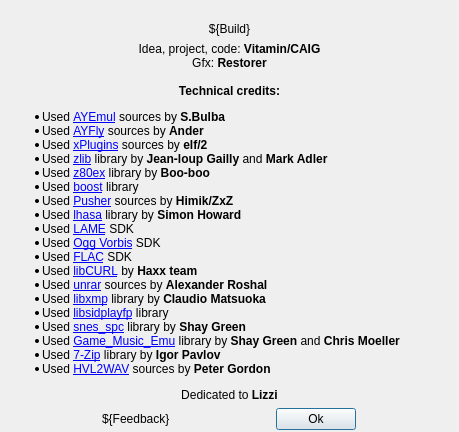
Old version of the form apps/zxtune-qt/ui/informational/aboutdialog.ui in the repository vitamin-caig/zxtune.
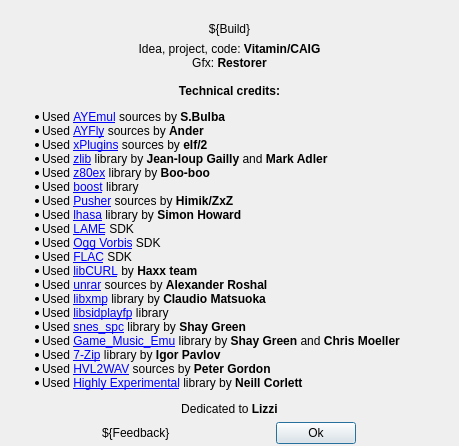
New version of the form. Icons and pictures are not drawn.

Commit message: zxtune-qt: add credits about HighlyExperimented usage.

The edit to the form file:
```diff
--- a/apps/zxtune-qt/ui/informational/aboutdialog.ui
+++ b/apps/zxtune-qt/ui/informational/aboutdialog.ui
@@ -90,6 +90,7 @@
 &lt;li&gt;Used &lt;a href=&quot;https://github.com/kode54/Game_Music_Emu&quot;&gt;Game_Music_Emu&lt;/a&gt; library by &lt;b&gt;Shay Green&lt;/b&gt; and &lt;b&gt;Chris Moeller&lt;/b&gt;&lt;/li&gt;
 &lt;li&gt;Used &lt;a href=&quot;http://www.7-zip.org/&quot;&gt;7-Zip&lt;/a&gt; library by &lt;b&gt;Igor Pavlov&lt;/b&gt;&lt;/li&gt;
 &lt;li&gt;Used &lt;a href=&quot;http://www.petergordon.org.uk/&quot;&gt;HVL2WAV&lt;/a&gt; sources by &lt;b&gt;Peter Gordon&lt;/b&gt;&lt;/li&gt;
+&lt;li&gt;Used &lt;a href=&quot;https://github.com/kode54/Highly_Experimental/&quot;&gt;Highly Experimental&lt;/a&gt; library by &lt;b&gt;Neill Corlett&lt;/b&gt;&lt;/li&gt;
 &lt;/ul&gt;
 
 &lt;center&gt;Dedicated to &lt;b&gt;Lizzi&lt;/b&gt;&lt;/center&gt;
```
The commit also changes 2 other files.
